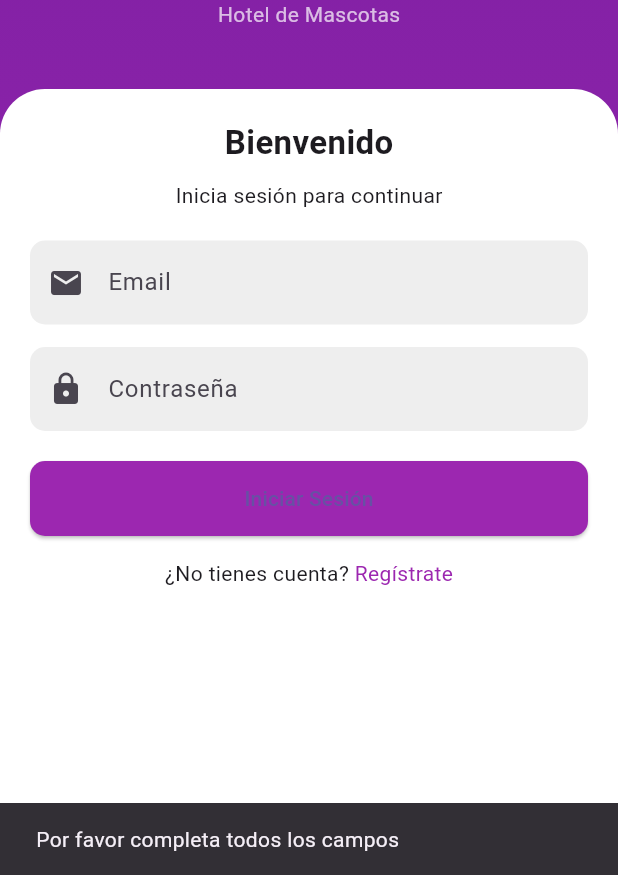
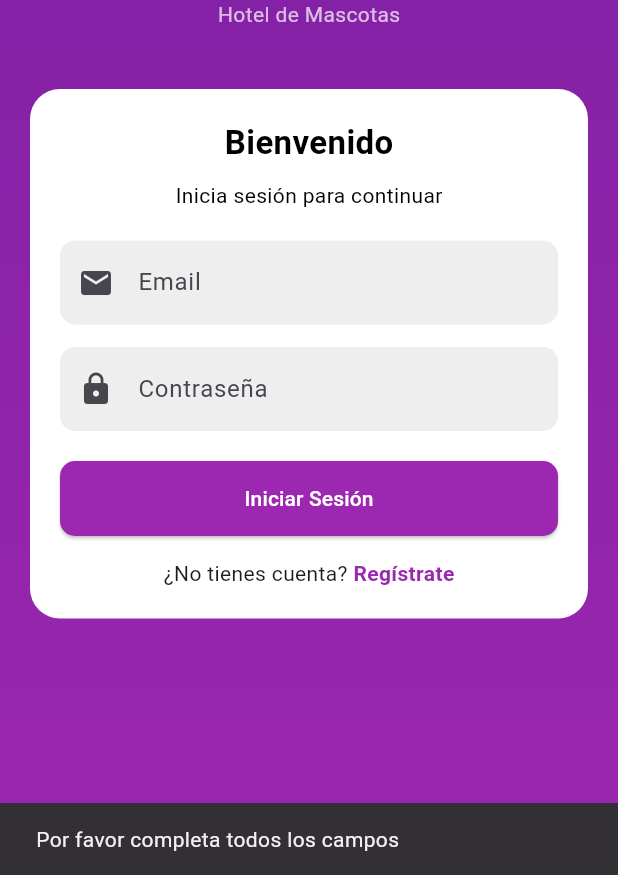
Before and after one commit to JG2704/projectadmin, a Flutter app: the screen it shows after launch, after a tap on "Iniciar Sesión", on a phone screen of 412 x 824 dp, the part 361-1236 px from its top. Run offline on Flutter 3.47's test engine with Material 3 defaults, Android fonts, the phone set to English and light mode, and no system bars; our stand-ins replace dio, sqflite; accounts and stored records are empty.

Commit message:
Ultimos cambios 13/04/26

```diff
--- a/hotelmascotas/frontend/lib/features/auth/history/history_page.dart
+++ b/hotelmascotas/frontend/lib/features/auth/history/history_page.dart
@@ -136,7 +136,7 @@ class _HistoryPageState extends State<HistoryPage> {
         unselectedItemColor: Colors.grey,
         onTap: (index) {
           if (index == 0) {
-            Navigator.pushReplacement(context, MaterialPageRoute(builder: (_) => const HomePage(userName: "Usuario")));
+            Navigator.pushReplacement(context, MaterialPageRoute(builder: (_) => const HomePage(userName: "Usuario", userId: 0)));
           } else if (index == 1) {
             Navigator.pushReplacement(context, MaterialPageRoute(builder: (_) => const PetsPage()));
           } else if (index == 2) {
--- a/hotelmascotas/frontend/lib/features/auth/login/login_page.dart
+++ b/hotelmascotas/frontend/lib/features/auth/login/login_page.dart
@@ -1,4 +1,5 @@
 import 'package:flutter/material.dart';
+import 'package:dio/dio.dart';
 import '../register/register_page.dart';
 import '../home/home_page.dart';
 
@@ -15,7 +16,11 @@ class _LoginPageState extends State<LoginPage> {
   final TextEditingController _passwordController = TextEditingController();
 
   // Método login
-  void _login() {
+// Variable para controlar si mostramos la bolita de carga
+  bool _isLoading = false;
+
+  // Método login
+  Future<void> _login() async {
     String email = _emailController.text.trim();
     String password = _passwordController.text.trim();
 
@@ -24,17 +29,59 @@ class _LoginPageState extends State<LoginPage> {
       return;
     }
 
-    // Simulación login
-    print("Email: $email");
-    print("Password: $password");
+    // Cambiamos el estado para mostrar que está cargando
+    setState(() {
+      _isLoading = true;
+    });
 
-    // 🔥 AQUÍ YA USAMOS HomePage (esto elimina el error)
-    Navigator.pushReplacement(
-      context,
-      MaterialPageRoute(
-        builder: (context) => const HomePage(userName: "Juan Pérez"),
-      ),
-    );
+    try {
+      final dio = Dio();
+
+      // Hacemos la petición al servidor de Python
+      final response = await dio.post(
+        'http://10.0.2.2:8000/auth/login',
+        data: {
+          'email': email,
+          'password': password,
+        },
+      );
+
+      // Si el servidor responde con éxito (Status 200)
+if (response.statusCode == 200) {
+        final userData = response.data;
+
+        // 🔥 Declaramos las variables locales para usarlas abajo
+        final String nombreUsuario = userData['nombre'] ?? "Usuario";
+        final int idUsuario = userData['user_id'];
+
+        if (!mounted) return;
+
+        Navigator.pushReplacement(
+          context,
+          MaterialPageRoute(
+            builder: (context) => HomePage(
+              userName: nombreUsuario,
+              userId: idUsuario, // <--- Ahora sí tiene el valor definido arriba
+            ),
+          ),
+        );
+      }
+    } on DioException catch (e) {
+      // Manejo de errores de red o credenciales incorrectas
+      if (e.response != null && e.response?.statusCode == 401) {
+        _showMessage("Correo o contraseña incorrectos");
+      } else {
+        _showMessage("Error al conectar con el servidor");
+      }
+      debugPrint("Error de red: ${e.message}");
+    } finally {
+      // Sin importar si falló o tuvo éxito, quitamos el estado de carga
+      if (mounted) {
+        setState(() {
+          _isLoading = false;
+        });
+      }
+    }
   }
 
   void _showMessage(String message) {
@@ -94,15 +141,14 @@ class _LoginPageState extends State<LoginPage> {
 
             const SizedBox(height: 40),
 
-            // Card blanca
-            Expanded(
+            // Card blanca solo para los formularios
+            Padding(
+              padding: const EdgeInsets.symmetric(horizontal: 20),
               child: Container(
                 padding: const EdgeInsets.all(20),
-                decoration: const BoxDecoration(
+                decoration: BoxDecoration(
                   color: Colors.white,
-                  borderRadius: BorderRadius.vertical(
-                    top: Radius.circular(30),
-                  ),
+                  borderRadius: BorderRadius.circular(20),
                 ),
                 child: Column(
                   children: [
@@ -110,16 +156,19 @@ class _LoginPageState extends State<LoginPage> {
                       "Bienvenido",
                       style: TextStyle(
                         fontSize: 22,
+                        color: Color.fromARGB(255, 0, 0, 0),
                         fontWeight: FontWeight.bold,
                       ),
                     ),
 
                     const SizedBox(height: 10),
 
-                    const Text("Inicia sesión para continuar"),
+                    const Text(
+                      "Inicia sesión para continuar",
+                      style: TextStyle(color: Color.fromARGB(255, 0, 0, 0)),
+                    ),
 
                     const SizedBox(height: 20),
-
                     // EMAIL
                     TextField(
                       controller: _emailController,
@@ -166,8 +215,10 @@ class _LoginPageState extends State<LoginPage> {
                             borderRadius: BorderRadius.circular(10),
                           ),
                         ),
-                        onPressed: _login,
-                        child: const Text("Iniciar Sesión"),
+                        onPressed: _isLoading ? null : _login,
+                        child: _isLoading
+                            ? const CircularProgressIndicator(color: Colors.white)
+                            : const Text("Iniciar Sesión", style: TextStyle(color: Colors.white)),
                       ),
                     ),
 
@@ -183,14 +234,16 @@ class _LoginPageState extends State<LoginPage> {
                             Navigator.push(
                               context,
                               MaterialPageRoute(
-                                builder: (context) =>
-                                    const RegisterPage(),
+                                builder: (context) => const RegisterPage(),
                               ),
                             );
                           },
                           child: const Text(
                             "Regístrate",
-                            style: TextStyle(color: Colors.purple),
+                            style: TextStyle(
+                              color: Colors.purple,
+                              fontWeight: FontWeight.bold,
+                            ),
                           ),
                         ),
                       ],
--- a/hotelmascotas/frontend/lib/features/auth/notifications/notifications_page.dart
+++ b/hotelmascotas/frontend/lib/features/auth/notifications/notifications_page.dart
@@ -96,7 +96,7 @@ class _NotificationsPageState extends State<NotificationsPage> {
         unselectedItemColor: Colors.grey,
         onTap: (index) {
           if (index == 0) {
-            Navigator.pushReplacement(context, MaterialPageRoute(builder: (_) => const HomePage(userName: "Usuario")));
+            Navigator.pushReplacement(context, MaterialPageRoute(builder: (_) => const HomePage(userName: "Usuario", userId: 0)));
           } else if (index == 1) {
             Navigator.pushReplacement(context, MaterialPageRoute(builder: (_) => const PetsPage()));
           } else if (index == 2) {
--- a/hotelmascotas/frontend/lib/features/auth/pets/pets_page.dart
+++ b/hotelmascotas/frontend/lib/features/auth/pets/pets_page.dart
@@ -107,7 +107,7 @@ class _PetsPageState extends State<PetsPage> {
         unselectedItemColor: Colors.grey,
         onTap: (index) {
           if (index == 0) {
-            Navigator.pushReplacement(context, MaterialPageRoute(builder: (context) => const HomePage(userName: "Usuario")));
+            Navigator.pushReplacement(context, MaterialPageRoute(builder: (context) => const HomePage(userName: "Usuario", userId: 0)));
           } else if (index == 1) {
             Navigator.pushReplacement(context, MaterialPageRoute(builder: (_) => const PetsPage()));
           } else if (index == 2) {
--- a/hotelmascotas/frontend/lib/features/auth/profile/profile_page.dart
+++ b/hotelmascotas/frontend/lib/features/auth/profile/profile_page.dart
@@ -229,7 +229,7 @@ class _ProfilePageState extends State<ProfilePage> {
         unselectedItemColor: Colors.grey,
         onTap: (index) {
           if (index == 0) {
-            Navigator.pushReplacement(context, MaterialPageRoute(builder: (context) => const HomePage(userName: "Usuario")));
+            Navigator.pushReplacement(context, MaterialPageRoute(builder: (context) => const HomePage(userName: "Usuario", userId: 0)));
           } else if (index == 1) {
             Navigator.pushReplacement(context, MaterialPageRoute(builder: (_) => const PetsPage()));
           } else if (index == 2) {
```
Also changed, not shown: hotelmascotas/frontend/lib/features/auth/home/home_page.dart (+11 -7 lines), 2 other files.
